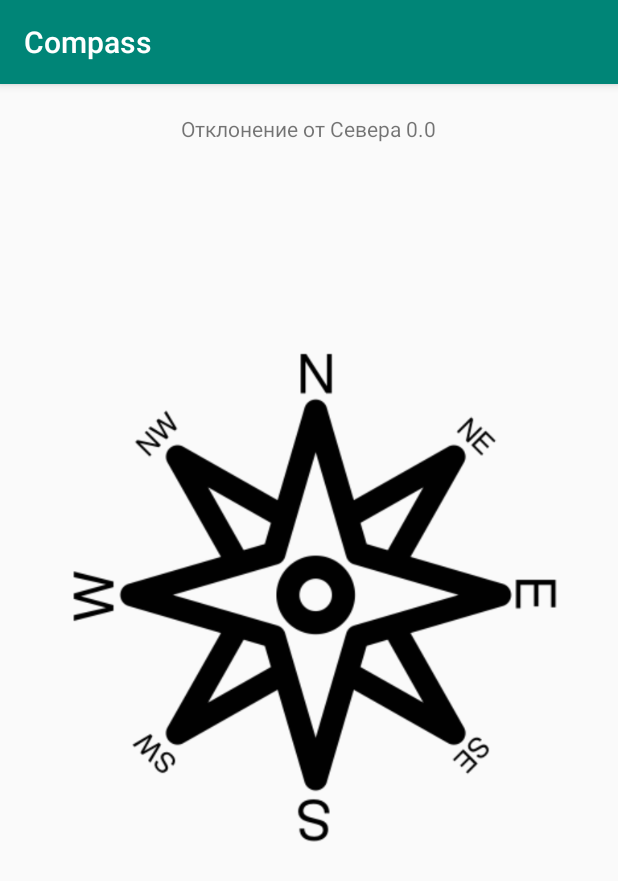
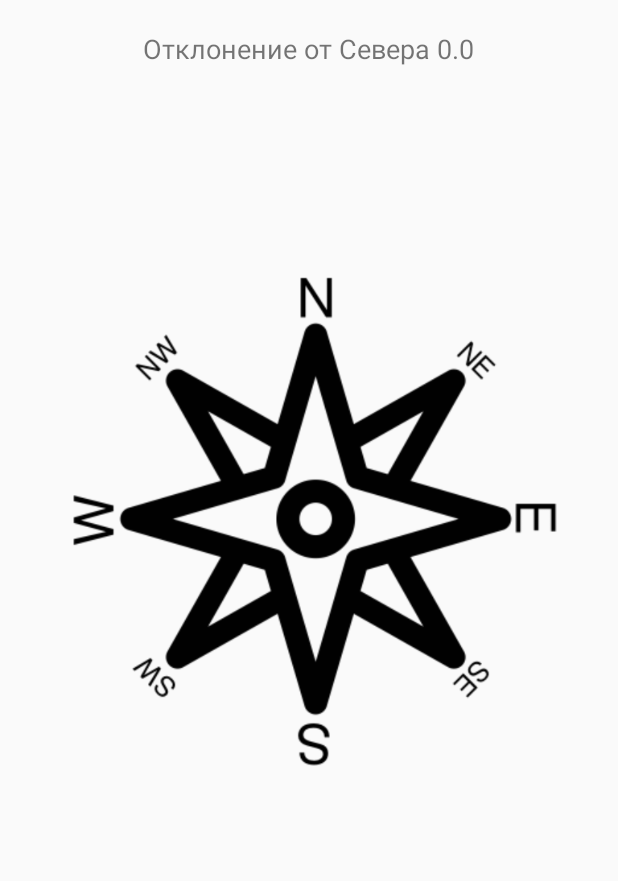
Before and after one commit to AlexandrGurenko/Compass, an Android app: the screen it shows after launch (MainActivity), on a phone screen of 412 x 824 dp. Shown: the top 881 px of the screen. Run offline under Robolectric (Android 15) with nearby library versions, the phone set to English and light mode, and no system bars.

Commit message:
change logo

```diff
--- a/app/src/main/AndroidManifest.xml
+++ b/app/src/main/AndroidManifest.xml
@@ -5,7 +5,7 @@
 
     <application
         android:allowBackup="true"
-        android:icon="@drawable/ic_launcher_compass"
+        android:icon="@drawable/ic_launcher_logo"
         android:label="@string/app_name"
         android:roundIcon="@mipmap/ic_launcher_round"
         android:supportsRtl="true"
--- a/app/src/main/java/com/alexandr/gurenko/compass/MainActivity.java
+++ b/app/src/main/java/com/alexandr/gurenko/compass/MainActivity.java
@@ -1,17 +1,17 @@
 package com.alexandr.gurenko.compass;
 
+import android.app.Activity;
 import android.hardware.Sensor;
 import android.hardware.SensorEvent;
 import android.hardware.SensorEventListener;
 import android.hardware.SensorManager;
-import android.support.v7.app.AppCompatActivity;
 import android.os.Bundle;
 import android.view.animation.Animation;
 import android.view.animation.RotateAnimation;
 import android.widget.ImageView;
 import android.widget.TextView;
 
-public class MainActivity extends AppCompatActivity implements SensorEventListener {
+public class MainActivity extends Activity implements SensorEventListener {
 
     private TextView header;
     private ImageView compass;
--- a/app/src/main/res/layout/activity_main.xml
+++ b/app/src/main/res/layout/activity_main.xml
@@ -13,7 +13,8 @@
         android:layout_gravity="center"
         android:layout_marginTop="20dp"
         android:layout_marginBottom="40dp"
-        android:text="@string/header_text"/>
+        android:text="@string/header_text"
+        android:textSize="18sp"/>
 
     <ImageView
         android:id="@+id/imgCompass"
```
